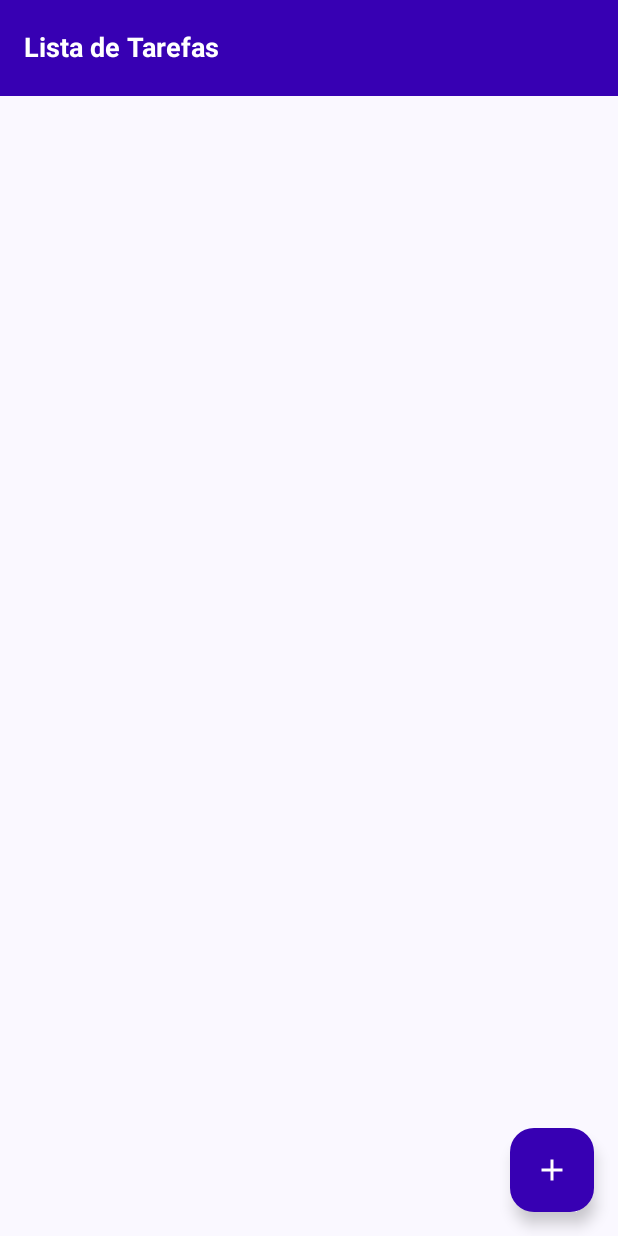
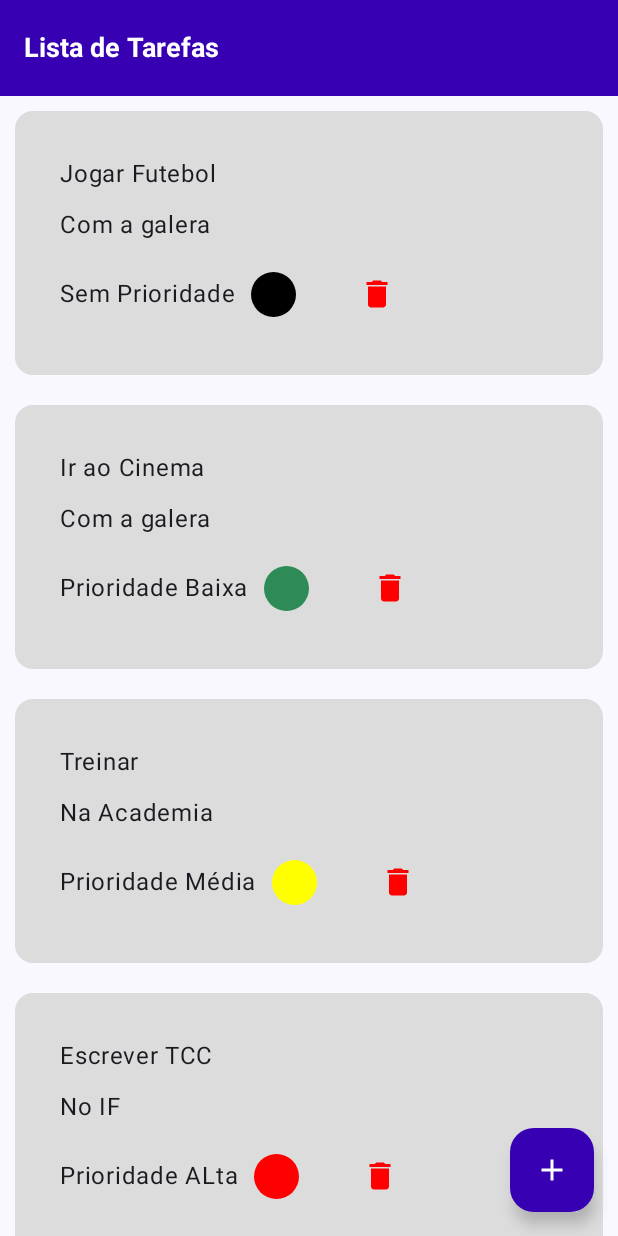
Before and after one commit to hvenanc/Lista-de-Tarefas, an Android app built with Jetpack Compose: the screen it shows after launch (MainActivity), on a phone screen of 412 x 824 dp. Run offline under Robolectric (Android 15) with nearby library versions, the phone set to English and light mode, and no system bars; our stand-ins replace constraintlayout-compose.

Commit message:
feat (app): Conclusão da tela de listagem de tarefas e melhorias na cores do app. Dados ainda em memória

```diff
--- a/app/build.gradle.kts
+++ b/app/build.gradle.kts
@@ -50,6 +50,7 @@ dependencies {
     implementation(libs.androidx.ui.tooling.preview)
     implementation(libs.androidx.material3)
     implementation("androidx.navigation:navigation-compose:2.9.0")
+    implementation("androidx.constraintlayout:constraintlayout-compose:1.0.1")
     testImplementation(libs.junit)
     androidTestImplementation(libs.androidx.junit)
     androidTestImplementation(libs.androidx.espresso.core)
--- /dev/null
+++ b/app/src/main/java/com/example/listadetarefas/components/TarefaItem.kt
@@ -0,0 +1,125 @@
+package com.example.listadetarefas.components
+
+import androidx.compose.foundation.Image
+import androidx.compose.foundation.layout.fillMaxWidth
+import androidx.compose.foundation.layout.padding
+import androidx.compose.foundation.layout.size
+import androidx.compose.foundation.shape.RoundedCornerShape
+import androidx.compose.material3.Card
+import androidx.compose.material3.CardDefaults
+import androidx.compose.material3.IconButton
+import androidx.compose.material3.Text
+import androidx.compose.runtime.Composable
+import androidx.compose.ui.Modifier
+import androidx.compose.ui.res.painterResource
+import androidx.compose.ui.unit.dp
+import androidx.constraintlayout.compose.ConstraintLayout
+import com.example.listadetarefas.R
+import com.example.listadetarefas.model.Tarefa
+import com.example.listadetarefas.ui.theme.Black
+import com.example.listadetarefas.ui.theme.CardColor
+import com.example.listadetarefas.ui.theme.UnselectRadioGreen
+import com.example.listadetarefas.ui.theme.UnselectRadioRed
+import com.example.listadetarefas.ui.theme.UnselectRadioYellon
+
+@Composable
+fun TarefaItem(
+    position: Int,
+    listaTarefas: MutableList<Tarefa>
+) {
+
+    val tituloTarefa = listaTarefas[position].tarefa
+    val descricaoTarefa = listaTarefas[position].descricao
+    val prioridadeTarefa = listaTarefas[position].prioridade
+
+    var nivelPrioridade: String = when(prioridadeTarefa) {
+        0 -> {"Sem Prioridade"}
+        1 -> {"Prioridade Baixa"}
+        2 -> {"Prioridade Média"}
+        else -> {"Prioridade ALta"}
+    }
+
+    val color = when(prioridadeTarefa) {
+        0 -> {
+            Black
+        }
+        1 -> {
+            UnselectRadioGreen
+        }
+        2 -> {
+            UnselectRadioYellon
+        }
+        else -> {
+            UnselectRadioRed
+        }
+    }
+
+
+    Card(
+        colors = CardDefaults.cardColors(
+            containerColor = CardColor
+        ),
+        modifier = Modifier.fillMaxWidth().padding(10.dp)
+    ) {
+        ConstraintLayout(
+            modifier = Modifier.padding(20.dp)
+        ) {
+            val (textTitulo, textDescricao, cardPrioridade, textPrioridade, btnDeleter) = createRefs()
+
+            Text(
+                text = tituloTarefa.toString(),
+                modifier = Modifier.constrainAs(textTitulo) {
+                    top.linkTo(parent.top, margin = 10.dp)
+                    start.linkTo(parent.start, margin = 10.dp)
+                }
+            )
+
+            Text(
+                text = descricaoTarefa.toString(),
+                modifier = Modifier.constrainAs(textDescricao) {
+                    top.linkTo(textTitulo.bottom, margin = 10.dp)
+                    start.linkTo(parent.start, margin = 10.dp)
+                }
+            )
+
+            Text(
+                text = nivelPrioridade,
+                modifier = Modifier.constrainAs(textPrioridade) {
+                    top.linkTo(textDescricao.bottom, margin = 10.dp)
+                    start.linkTo(parent.start, margin = 10.dp)
+                    bottom.linkTo(parent.bottom, margin = 10.dp)
+                }
+            )
+
+            Card(
+                colors = CardDefaults.cardColors(
+                    containerColor = color,
+                ),
+                modifier = Modifier.size(30.dp).constrainAs(cardPrioridade) {
+                    top.linkTo(textDescricao.bottom, margin = 10.dp)
+                    start.linkTo(textPrioridade.end, margin = 10.dp)
+                    bottom.linkTo(parent.bottom, margin = 10.dp)
+                },
+                shape = RoundedCornerShape(100.dp)
+            ) {
+
+            }
+            IconButton(
+                onClick = {
+
+                },
+                modifier = Modifier.constrainAs(btnDeleter) {
+                    top.linkTo(textDescricao.bottom, margin = 10.dp)
+                    start.linkTo(cardPrioridade.end, margin = 30.dp)
+                    end.linkTo(parent.end, margin = 10.dp)
+                    bottom.linkTo(parent.bottom, margin = 10.dp)
+                }
+            ) {
+                Image(
+                    painter = painterResource(R.drawable.ic_delete),
+                    contentDescription = "Deletar Tarefa"
+                )
+            }
+        }
+    }
+}
--- /dev/null
+++ b/app/src/main/java/com/example/listadetarefas/model/Tarefa.kt
@@ -0,0 +1,8 @@
+package com.example.listadetarefas.model
+
+data class Tarefa(
+    val tarefa: String? = null,
+    val descricao: String? = null,
+    val prioridade: Int? = null
+
+)
--- a/app/src/main/java/com/example/listadetarefas/ui/theme/Color.kt
+++ b/app/src/main/java/com/example/listadetarefas/ui/theme/Color.kt
@@ -15,7 +15,8 @@ val Purple700 = Color(0xFF3700B3)
 val Ciano = Color(0xFF00BFFF)
 val UnselectRadioGreen = Color(0xFF2E8B57)
 var SelectRadioGreen = Color(0xFF008000)
-val UnselectRadioYellon = Color(0xFFADFF2F)
-var SelectRadioYellon = Color(0xFF9ACD32)
+val UnselectRadioYellon = Color(0xFFFFFF00)
+var SelectRadioYellon = Color(0xFFEEAD2D)
 val UnselectRadioRed = Color(0xFFFF0000)
 var SelectRadioRed = Color(0xFF8B0000)
+var CardColor = Color(0xFFDCDCDC)
--- a/app/src/main/java/com/example/listadetarefas/view/ListaDeTarefas.kt
+++ b/app/src/main/java/com/example/listadetarefas/view/ListaDeTarefas.kt
@@ -1,6 +1,9 @@
 package com.example.listadetarefas.view
 
 import android.annotation.SuppressLint
+import androidx.compose.foundation.layout.padding
+import androidx.compose.foundation.lazy.LazyColumn
+import androidx.compose.foundation.lazy.itemsIndexed
 import androidx.compose.material.icons.Icons
 import androidx.compose.material.icons.filled.Add
 import androidx.compose.material3.ExperimentalMaterial3Api
@@ -11,9 +14,12 @@ import androidx.compose.material3.Text
 import androidx.compose.material3.TopAppBar
 import androidx.compose.material3.TopAppBarDefaults.topAppBarColors
 import androidx.compose.runtime.Composable
+import androidx.compose.ui.Modifier
 import androidx.compose.ui.text.font.FontWeight
 import androidx.compose.ui.unit.sp
 import androidx.navigation.NavController
+import com.example.listadetarefas.components.TarefaItem
+import com.example.listadetarefas.model.Tarefa
 import com.example.listadetarefas.ui.theme.Purple700
 import com.example.listadetarefas.ui.theme.White
 
@@ -47,7 +53,22 @@ fun listaTarefas(
                 Icon(Icons.Default.Add, contentDescription = "Adicionar Tarefa", tint = White)
             }
         }
-    ) {
+    ) { paddingValues ->
+
+        val listaTarefas : MutableList<Tarefa> = mutableListOf(
+            Tarefa(tarefa = "Jogar Futebol", descricao = "Com a galera", prioridade = 0),
+            Tarefa(tarefa = "Ir ao Cinema", descricao = "Com a galera", prioridade = 1),
+            Tarefa(tarefa = "Treinar", descricao = "Na Academia", prioridade = 2),
+            Tarefa(tarefa = "Escrever TCC", descricao = "No IF", prioridade = 3),
+        )
+
+        LazyColumn(
+            modifier = Modifier.padding(top = paddingValues.calculateTopPadding())
+        ) {
+            itemsIndexed(listaTarefas) { position, _ ->
+                TarefaItem(position, listaTarefas)
+            }
+        }
 
     }
 }
--- /dev/null
+++ b/app/src/main/res/drawable/ic_delete.xml
@@ -0,0 +1,5 @@
+<vector xmlns:android="http://schemas.android.com/apk/res/android" android:height="24dp" android:tint="#FF0000" android:viewportHeight="24" android:viewportWidth="24" android:width="24dp">
+
+    <path android:fillColor="@android:color/white" android:pathData="M6,19c0,1.1 0.9,2 2,2h8c1.1,0 2,-0.9 2,-2V7H6v12zM19,4h-3.5l-1,-1h-5l-1,1H5v2h14V4z"/>
+
+</vector>
```
Also changed, not shown: 2 other files.
